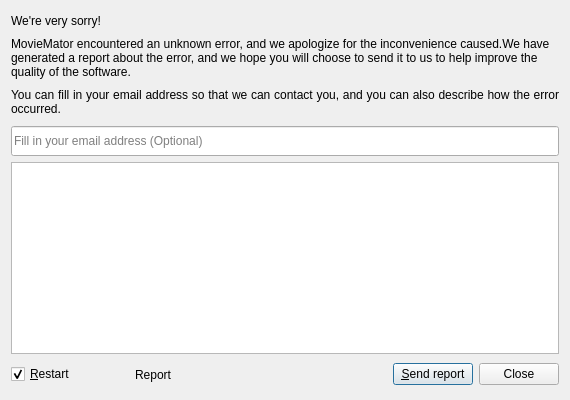
Before: the Qt Designer form src/MovieMator/CrashReporter/CrashReporterWidget.ui in hansewu/MovieMator, drawn with Qt 5.
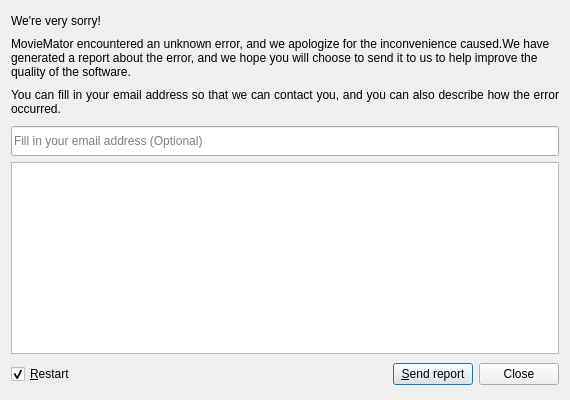
After: the same form once the commit is applied.

Commit message: CrashReporter interface translation

Patch:
```diff
--- a/src/MovieMator/CrashReporter/CrashReporterWidget.ui
+++ b/src/MovieMator/CrashReporter/CrashReporterWidget.ui
@@ -149,7 +149,7 @@
          </size>
         </property>
         <property name="text">
-         <string>Report</string>
+         <string/>
         </property>
        </widget>
       </item>
```
The commit also changes 4 other files.
